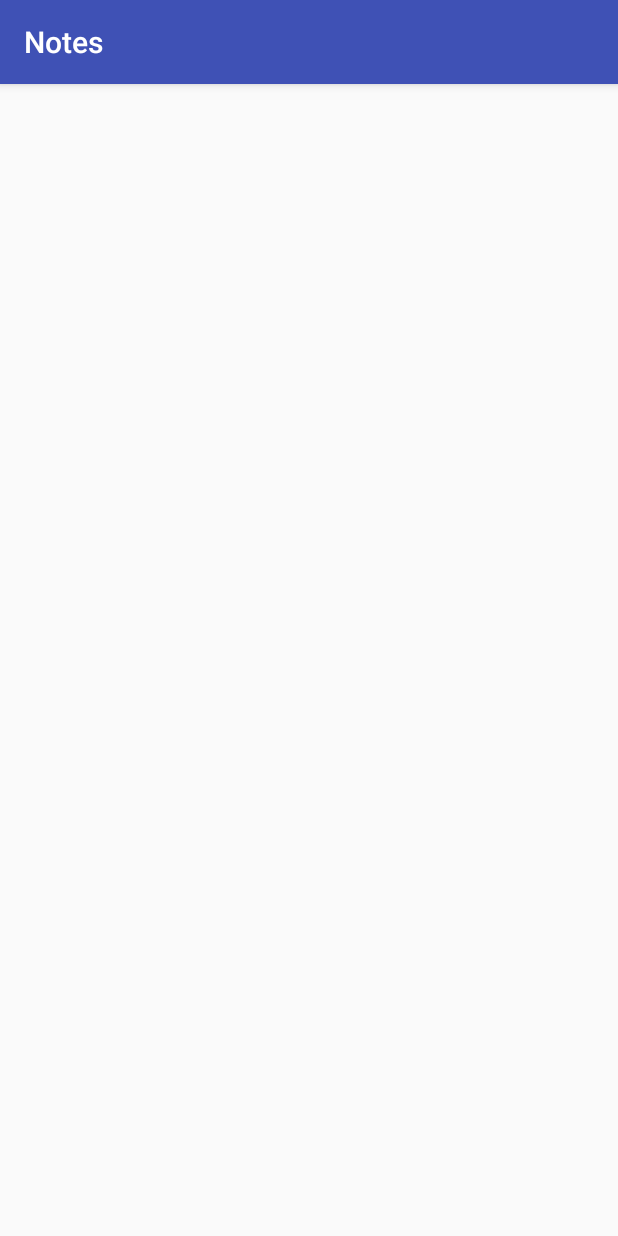
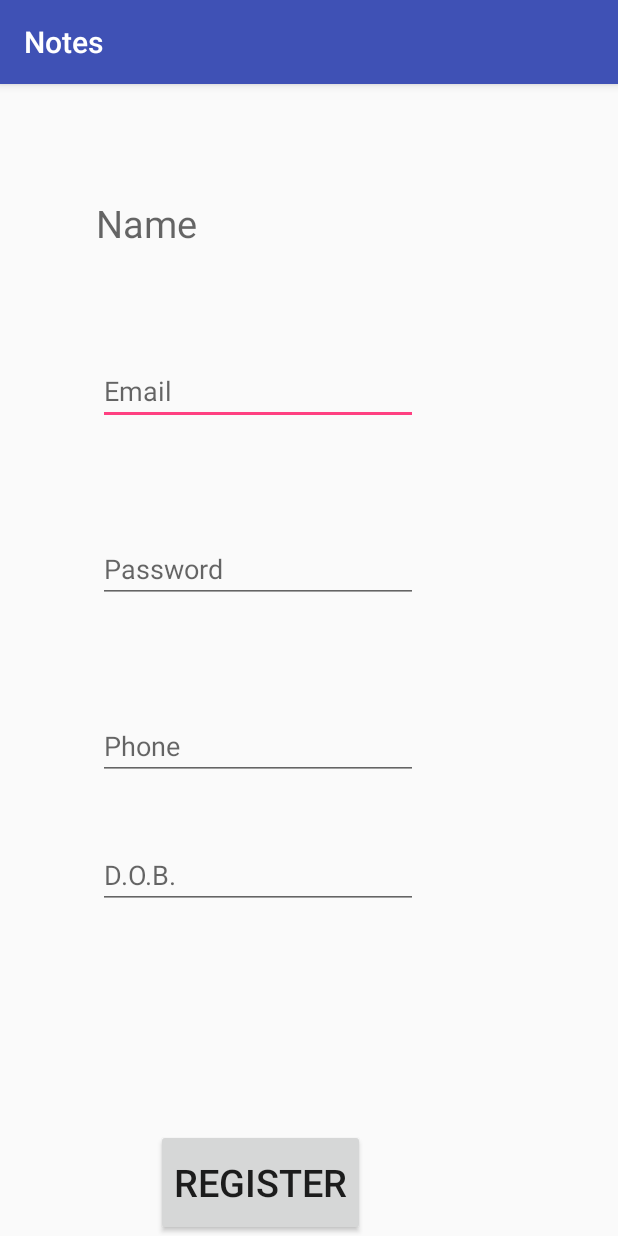
Before and after one commit to prakriti0502/Android-5, an Android app: the Register_first screen opened directly, with no data from a screen before it, on a phone screen of 412 x 824 dp. Run offline under Robolectric (Android 15) with nearby library versions, the phone set to English and light mode, and no system bars.

Commit message:
registration page added

```diff
--- a/app/src/main/java/com/example/aman/notes/Register_first.java
+++ b/app/src/main/java/com/example/aman/notes/Register_first.java
@@ -1,13 +1,40 @@
 package com.example.aman.notes;
 
+import android.content.Intent;
 import android.support.v7.app.AppCompatActivity;
 import android.os.Bundle;
+import android.view.View;
+import android.widget.Button;
+import android.widget.EditText;
 
 public class Register_first extends AppCompatActivity {
 
+    EditText rname,remail,rphone,rpass;
+    Button register;
+    Prefrences prefrences;
+    SQLoperations sqLoperations;
     @Override
     protected void onCreate(Bundle savedInstanceState) {
         super.onCreate(savedInstanceState);
         setContentView(R.layout.activity_register_first);
+        rname = (EditText) findViewById(R.id.editText);
+        remail = (EditText) findViewById(R.id.editText3);
+        rphone = (EditText) findViewById(R.id.editText4);
+        rpass = (EditText) findViewById(R.id.editText6);
+        register = (Button) findViewById(R.id.button2);
+        prefrences = Prefrences.getInstance(getApplicationContext());
+        sqLoperations = SQLoperations.getInstance(getApplicationContext());
+        register.setOnClickListener(new View.OnClickListener() {
+            @Override
+            public void onClick(View view) {
+                prefrences.createUser(rname.getText().toString(),rpass.getText().toString());
+                if(!sqLoperations.checkTable(rname.getText().toString())){
+                    sqLoperations.createTable(rname.getText().toString());
+                }
+                Intent intent = new Intent(Register_first.this,NotesListActivity.class);
+                startActivity(intent);
+                finish();
+            }
+        });
     }
 }
--- a/app/src/main/res/layout/activity_register_first.xml
+++ b/app/src/main/res/layout/activity_register_first.xml
@@ -6,4 +6,104 @@
     android:layout_height="match_parent"
     tools:context=".Register_first">
 
+    <TextView
+        android:id="@+id/textView"
+        android:layout_width="211dp"
+        android:layout_height="46dp"
+        android:layout_marginBottom="2dp"
+        android:layout_marginEnd="8dp"
+        android:layout_marginStart="8dp"
+        android:layout_marginTop="8dp"
+        android:hint="Name"
+        android:textSize="25dp"
+        app:layout_constraintBottom_toBottomOf="parent"
+        app:layout_constraintEnd_toEndOf="parent"
+        app:layout_constraintHorizontal_bias="0.305"
+        app:layout_constraintStart_toStartOf="parent"
+        app:layout_constraintTop_toTopOf="parent"
+        app:layout_constraintVertical_bias="0.095" />
+
+    <EditText
+        android:id="@+id/editText3"
+        android:layout_width="wrap_content"
+        android:layout_height="wrap_content"
+        android:layout_marginBottom="8dp"
+        android:layout_marginEnd="8dp"
+        android:layout_marginStart="8dp"
+        android:layout_marginTop="8dp"
+        android:ems="10"
+        android:hint="Email"
+        android:inputType="textEmailAddress"
+        app:layout_constraintBottom_toBottomOf="parent"
+        app:layout_constraintEnd_toEndOf="parent"
+        app:layout_constraintHorizontal_bias="0.313"
+        app:layout_constraintStart_toStartOf="parent"
+        app:layout_constraintTop_toBottomOf="@+id/textView"
+        app:layout_constraintVertical_bias="0.09" />
+
+    <EditText
+        android:id="@+id/editText4"
+        android:layout_width="wrap_content"
+        android:layout_height="wrap_content"
+        android:layout_marginBottom="8dp"
+        android:layout_marginEnd="8dp"
+        android:layout_marginStart="8dp"
+        android:layout_marginTop="8dp"
+        android:ems="10"
+        android:hint="Phone"
+        android:inputType="phone"
+        app:layout_constraintBottom_toBottomOf="parent"
+        app:layout_constraintEnd_toEndOf="parent"
+        app:layout_constraintHorizontal_bias="0.313"
+        app:layout_constraintStart_toStartOf="parent"
+        app:layout_constraintTop_toBottomOf="@+id/editText3"
+        app:layout_constraintVertical_bias="0.383" />
+
+    <EditText
+        android:id="@+id/editText5"
+        android:layout_width="wrap_content"
+        android:layout_height="wrap_content"
+        android:layout_marginBottom="8dp"
+        android:layout_marginEnd="8dp"
+        android:layout_marginStart="8dp"
+        android:layout_marginTop="8dp"
+        android:ems="10"
+        android:hint="D.O.B."
+        android:inputType="date"
+        app:layout_constraintBottom_toBottomOf="parent"
+        app:layout_constraintEnd_toEndOf="parent"
+        app:layout_constraintHorizontal_bias="0.313"
+        app:layout_constraintStart_toStartOf="parent"
+        app:layout_constraintTop_toBottomOf="@+id/editText4"
+        app:layout_constraintVertical_bias="0.134" />
+
+    <Button
+        android:id="@+id/button2"
+        android:layout_width="139dp"
+        android:layout_height="71dp"
+        android:layout_marginEnd="8dp"
+        android:layout_marginStart="8dp"
+        android:text="Register"
+        android:textSize="25dp"
+        app:layout_constraintBottom_toBottomOf="parent"
+        app:layout_constraintEnd_toEndOf="parent"
+        app:layout_constraintHorizontal_bias="0.375"
+        app:layout_constraintStart_toStartOf="parent" />
+
+    <EditText
+        android:id="@+id/editText6"
+        android:layout_width="wrap_content"
+        android:layout_height="wrap_content"
+        android:layout_marginBottom="8dp"
+        android:layout_marginEnd="8dp"
+        android:layout_marginStart="8dp"
+        android:layout_marginTop="8dp"
+        android:ems="10"
+        android:hint="Password"
+        android:inputType="textPassword"
+        app:layout_constraintBottom_toTopOf="@+id/editText4"
+        app:layout_constraintEnd_toEndOf="parent"
+        app:layout_constraintHorizontal_bias="0.313"
+        app:layout_constraintStart_toStartOf="parent"
+        app:layout_constraintTop_toBottomOf="@+id/editText3" />
 </android.support.constraint.ConstraintLayout>
```
